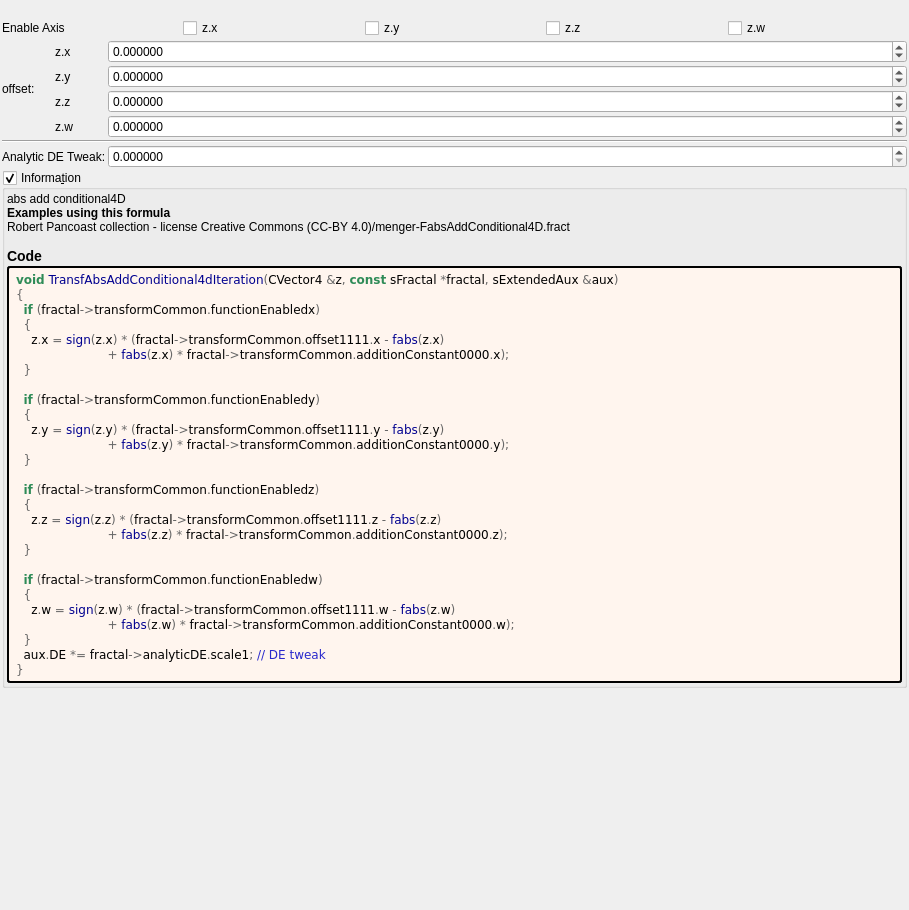
Before: the Qt Designer form mandelbulber2/formula/ui/transf_box_wrap4d.ui in buddhi1980/mandelbulber2, drawn with Qt 5.
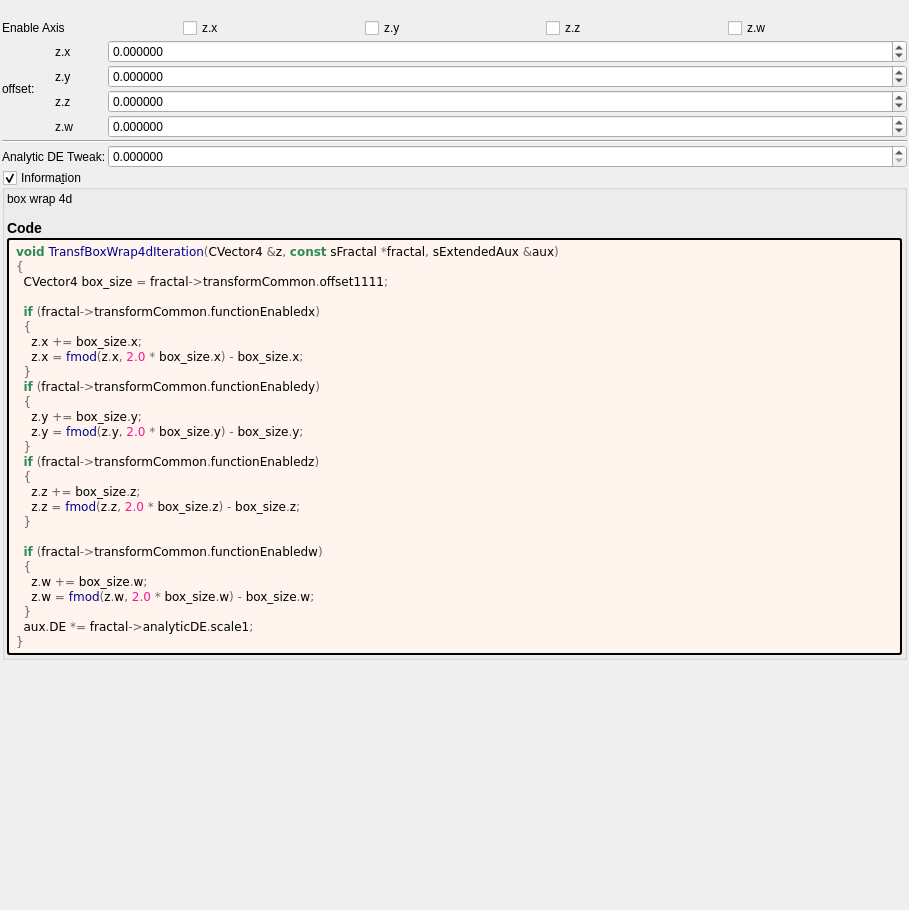
After: the same form once the commit is applied. Custom widgets are drawn as their Qt base class.

Diff of the .ui file:
```diff
--- a/mandelbulber2/formula/ui/transf_box_wrap4d.ui
+++ b/mandelbulber2/formula/ui/transf_box_wrap4d.ui
@@ -304,9 +304,9 @@
       <item>
        <widget class="QLabel" name="label_information_general">
         <property name="text">
-         <string notr="true">&lt;p&gt;abs add conditional4D&lt;/p&gt;&lt;table&gt;
+         <string notr="true">&lt;p&gt;box wrap 4d&lt;/p&gt;&lt;table&gt;
 &lt;/table&gt;
-&lt;br&gt;&lt;b&gt;Examples using this formula&lt;/b&gt;&lt;br&gt;Robert Pancoast collection - license Creative Commons (CC-BY 4.0)/menger-FabsAddConditional4D.fract&lt;h3&gt;Code&lt;/h3&gt;</string>
+&lt;h3&gt;Code&lt;/h3&gt;</string>
         </property>
         <property name="wordWrap">
          <bool>true</bool>
@@ -326,32 +326,32 @@
         </property>
         <property name="text">
          <string notr="true">&lt;body style=&quot;background-color:#fff5ee&quot;&gt;
-&lt;pre style=&quot;color:#000000; background-color:#fff5ee;  font-family:'Courier New',monospace;&quot;&gt;&lt;span style=&quot;color:#2e8b57; font-weight:bold&quot;&gt;void&lt;/span&gt; &lt;span style=&quot;color:#00008f&quot;&gt;TransfAbsAddConditional4dIteration&lt;/span&gt;&lt;span style=&quot;color:#676767&quot;&gt;(&lt;/span&gt;CVector4 &lt;span style=&quot;color:#676767&quot;&gt;&amp;amp;&lt;/span&gt;z&lt;span style=&quot;color:#676767&quot;&gt;,&lt;/span&gt; &lt;span style=&quot;color:#2e8b57; font-weight:bold&quot;&gt;const&lt;/span&gt; sFractal &lt;span style=&quot;color:#676767&quot;&gt;*&lt;/span&gt;fractal&lt;span style=&quot;color:#676767&quot;&gt;,&lt;/span&gt; sExtendedAux &lt;span style=&quot;color:#676767&quot;&gt;&amp;amp;&lt;/span&gt;aux&lt;span style=&quot;color:#676767&quot;&gt;)&lt;/span&gt;
+&lt;pre style=&quot;color:#000000; background-color:#fff5ee;  font-family:'Courier New',monospace;&quot;&gt;&lt;span style=&quot;color:#2e8b57; font-weight:bold&quot;&gt;void&lt;/span&gt; &lt;span style=&quot;color:#00008f&quot;&gt;TransfBoxWrap4dIteration&lt;/span&gt;&lt;span style=&quot;color:#676767&quot;&gt;(&lt;/span&gt;CVector4 &lt;span style=&quot;color:#676767&quot;&gt;&amp;amp;&lt;/span&gt;z&lt;span style=&quot;color:#676767&quot;&gt;,&lt;/span&gt; &lt;span style=&quot;color:#2e8b57; font-weight:bold&quot;&gt;const&lt;/span&gt; sFractal &lt;span style=&quot;color:#676767&quot;&gt;*&lt;/span&gt;fractal&lt;span style=&quot;color:#676767&quot;&gt;,&lt;/span&gt; sExtendedAux &lt;span style=&quot;color:#676767&quot;&gt;&amp;amp;&lt;/span&gt;aux&lt;span style=&quot;color:#676767&quot;&gt;)&lt;/span&gt;
 &lt;span style=&quot;color:#676767&quot;&gt;{&lt;/span&gt;
+  CVector4 box_size &lt;span style=&quot;color:#676767&quot;&gt;=&lt;/span&gt; fractal&lt;span style=&quot;color:#676767&quot;&gt;-&amp;gt;&lt;/span&gt;transformCommon&lt;span style=&quot;color:#676767&quot;&gt;.&lt;/span&gt;offset1111&lt;span style=&quot;color:#676767&quot;&gt;;&lt;/span&gt;
+
   &lt;span style=&quot;color:#2e8b57; font-weight:bold&quot;&gt;if&lt;/span&gt; &lt;span style=&quot;color:#676767&quot;&gt;(&lt;/span&gt;fractal&lt;span style=&quot;color:#676767&quot;&gt;-&amp;gt;&lt;/span&gt;transformCommon&lt;span style=&quot;color:#676767&quot;&gt;.&lt;/span&gt;functionEnabledx&lt;span style=&quot;color:#676767&quot;&gt;)&lt;/span&gt;
   &lt;span style=&quot;color:#676767&quot;&gt;{&lt;/span&gt;
-    z&lt;span style=&quot;color:#676767&quot;&gt;.&lt;/span&gt;x &lt;span style=&quot;color:#676767&quot;&gt;=&lt;/span&gt; &lt;span style=&quot;color:#00008f&quot;&gt;sign&lt;/span&gt;&lt;span style=&quot;color:#676767&quot;&gt;(&lt;/span&gt;z&lt;span style=&quot;color:#676767&quot;&gt;.&lt;/span&gt;x&lt;span style=&quot;color:#676767&quot;&gt;) * (&lt;/span&gt;fractal&lt;span style=&quot;color:#676767&quot;&gt;-&amp;gt;&lt;/span&gt;transformCommon&lt;span style=&quot;color:#676767&quot;&gt;.&lt;/span&gt;offset1111&lt;span style=&quot;color:#676767&quot;&gt;.&lt;/span&gt;x &lt;span style=&quot;color:#676767&quot;&gt;-&lt;/span&gt; &lt;span style=&quot;color:#00008f&quot;&gt;fabs&lt;/span&gt;&lt;span style=&quot;color:#676767&quot;&gt;(&lt;/span&gt;z&lt;span style=&quot;color:#676767&quot;&gt;.&lt;/span&gt;x&lt;span style=&quot;color:#676767&quot;&gt;)&lt;/span&gt;
-                        &lt;span style=&quot;color:#676767&quot;&gt;+&lt;/span&gt; &lt;span style=&quot;color:#00008f&quot;&gt;fabs&lt;/span&gt;&lt;span style=&quot;color:#676767&quot;&gt;(&lt;/span&gt;z&lt;span style=&quot;color:#676767&quot;&gt;.&lt;/span&gt;x&lt;span style=&quot;color:#676767&quot;&gt;) *&lt;/span&gt; fractal&lt;span style=&quot;color:#676767&quot;&gt;-&amp;gt;&lt;/span&gt;transformCommon&lt;span style=&quot;color:#676767&quot;&gt;.&lt;/span&gt;additionConstant0000&lt;span style=&quot;color:#676767&quot;&gt;.&lt;/span&gt;x&lt;span style=&quot;color:#676767&quot;&gt;);&lt;/span&gt;
+    z&lt;span style=&quot;color:#676767&quot;&gt;.&lt;/span&gt;x &lt;span style=&quot;color:#676767&quot;&gt;+=&lt;/span&gt; box_size&lt;span style=&quot;color:#676767&quot;&gt;.&lt;/span&gt;x&lt;span style=&quot;color:#676767&quot;&gt;;&lt;/span&gt;
+    z&lt;span style=&quot;color:#676767&quot;&gt;.&lt;/span&gt;x &lt;span style=&quot;color:#676767&quot;&gt;=&lt;/span&gt; &lt;span style=&quot;color:#00008f&quot;&gt;fmod&lt;/span&gt;&lt;span style=&quot;color:#676767&quot;&gt;(&lt;/span&gt;z&lt;span style=&quot;color:#676767&quot;&gt;.&lt;/span&gt;x&lt;span style=&quot;color:#676767&quot;&gt;,&lt;/span&gt; &lt;span style=&quot;color:#ff1493&quot;&gt;2.0&lt;/span&gt; &lt;span style=&quot;color:#676767&quot;&gt;*&lt;/span&gt; box_size&lt;span style=&quot;color:#676767&quot;&gt;.&lt;/span&gt;x&lt;span style=&quot;color:#676767&quot;&gt;) -&lt;/span&gt; box_size&lt;span style=&quot;color:#676767&quot;&gt;.&lt;/span&gt;x&lt;span style=&quot;color:#676767&quot;&gt;;&lt;/span&gt;
   &lt;span style=&quot;color:#676767&quot;&gt;}&lt;/span&gt;
-
   &lt;span style=&quot;color:#2e8b57; font-weight:bold&quot;&gt;if&lt;/span&gt; &lt;span style=&quot;color:#676767&quot;&gt;(&lt;/span&gt;fractal&lt;span style=&quot;color:#676767&quot;&gt;-&amp;gt;&lt;/span&gt;transformCommon&lt;span style=&quot;color:#676767&quot;&gt;.&lt;/span&gt;functionEnabledy&lt;span style=&quot;color:#676767&quot;&gt;)&lt;/span&gt;
   &lt;span style=&quot;color:#676767&quot;&gt;{&lt;/span&gt;
-    z&lt;span style=&quot;color:#676767&quot;&gt;.&lt;/span&gt;y &lt;span style=&quot;color:#676767&quot;&gt;=&lt;/span&gt; &lt;span style=&quot;color:#00008f&quot;&gt;sign&lt;/span&gt;&lt;span style=&quot;color:#676767&quot;&gt;(&lt;/span&gt;z&lt;span style=&quot;color:#676767&quot;&gt;.&lt;/span&gt;y&lt;span style=&quot;color:#676767&quot;&gt;) * (&lt;/span&gt;fractal&lt;span style=&quot;color:#676767&quot;&gt;-&amp;gt;&lt;/span&gt;transformCommon&lt;span style=&quot;color:#676767&quot;&gt;.&lt;/span&gt;offset1111&lt;span style=&quot;color:#676767&quot;&gt;.&lt;/span&gt;y &lt;span style=&quot;color:#676767&quot;&gt;-&lt;/span&gt; &lt;span style=&quot;color:#00008f&quot;&gt;fabs&lt;/span&gt;&lt;span style=&quot;color:#676767&quot;&gt;(&lt;/span&gt;z&lt;span style=&quot;color:#676767&quot;&gt;.&lt;/span&gt;y&lt;span style=&quot;color:#676767&quot;&gt;)&lt;/span&gt;
-                        &lt;span style=&quot;color:#676767&quot;&gt;+&lt;/span&gt; &lt;span style=&quot;color:#00008f&quot;&gt;fabs&lt;/span&gt;&lt;span style=&quot;color:#676767&quot;&gt;(&lt;/span&gt;z&lt;span style=&quot;color:#676767&quot;&gt;.&lt;/span&gt;y&lt;span style=&quot;color:#676767&quot;&gt;) *&lt;/span&gt; fractal&lt;span style=&quot;color:#676767&quot;&gt;-&amp;gt;&lt;/span&gt;transformCommon&lt;span style=&quot;color:#676767&quot;&gt;.&lt;/span&gt;additionConstant0000&lt;span style=&quot;color:#676767&quot;&gt;.&lt;/span&gt;y&lt;span style=&quot;color:#676767&quot;&gt;);&lt;/span&gt;
+    z&lt;span style=&quot;color:#676767&quot;&gt;.&lt;/span&gt;y &lt;span style=&quot;color:#676767&quot;&gt;+=&lt;/span&gt; box_size&lt;span style=&quot;color:#676767&quot;&gt;.&lt;/span&gt;y&lt;span style=&quot;color:#676767&quot;&gt;;&lt;/span&gt;
+    z&lt;span style=&quot;color:#676767&quot;&gt;.&lt;/span&gt;y &lt;span style=&quot;color:#676767&quot;&gt;=&lt;/span&gt; &lt;span style=&quot;color:#00008f&quot;&gt;fmod&lt;/span&gt;&lt;span style=&quot;color:#676767&quot;&gt;(&lt;/span&gt;z&lt;span style=&quot;color:#676767&quot;&gt;.&lt;/span&gt;y&lt;span style=&quot;color:#676767&quot;&gt;,&lt;/span&gt; &lt;span style=&quot;color:#ff1493&quot;&gt;2.0&lt;/span&gt; &lt;span style=&quot;color:#676767&quot;&gt;*&lt;/span&gt; box_size&lt;span style=&quot;color:#676767&quot;&gt;.&lt;/span&gt;y&lt;span style=&quot;color:#676767&quot;&gt;) -&lt;/span&gt; box_size&lt;span style=&quot;color:#676767&quot;&gt;.&lt;/span&gt;y&lt;span style=&quot;color:#676767&quot;&gt;;&lt;/span&gt;
   &lt;span style=&quot;color:#676767&quot;&gt;}&lt;/span&gt;
-
   &lt;span style=&quot;color:#2e8b57; font-weight:bold&quot;&gt;if&lt;/span&gt; &lt;span style=&quot;color:#676767&quot;&gt;(&lt;/span&gt;fractal&lt;span style=&quot;color:#676767&quot;&gt;-&amp;gt;&lt;/span&gt;transformCommon&lt;span style=&quot;color:#676767&quot;&gt;.&lt;/span&gt;functionEnabledz&lt;span style=&quot;color:#676767&quot;&gt;)&lt;/span&gt;
   &lt;span style=&quot;color:#676767&quot;&gt;{&lt;/span&gt;
-    z&lt;span style=&quot;color:#676767&quot;&gt;.&lt;/span&gt;z &lt;span style=&quot;color:#676767&quot;&gt;=&lt;/span&gt; &lt;span style=&quot;color:#00008f&quot;&gt;sign&lt;/span&gt;&lt;span style=&quot;color:#676767&quot;&gt;(&lt;/span&gt;z&lt;span style=&quot;color:#676767&quot;&gt;.&lt;/span&gt;z&lt;span style=&quot;color:#676767&quot;&gt;) * (&lt;/span&gt;fractal&lt;span style=&quot;color:#676767&quot;&gt;-&amp;gt;&lt;/span&gt;transformCommon&lt;span style=&quot;color:#676767&quot;&gt;.&lt;/span&gt;offset1111&lt;span style=&quot;color:#676767&quot;&gt;.&lt;/span&gt;z &lt;span style=&quot;color:#676767&quot;&gt;-&lt;/span&gt; &lt;span style=&quot;color:#00008f&quot;&gt;fabs&lt;/span&gt;&lt;span style=&quot;color:#676767&quot;&gt;(&lt;/span&gt;z&lt;span style=&quot;color:#676767&quot;&gt;.&lt;/span&gt;z&lt;span style=&quot;color:#676767&quot;&gt;)&lt;/span&gt;
-                        &lt;span style=&quot;color:#676767&quot;&gt;+&lt;/span&gt; &lt;span style=&quot;color:#00008f&quot;&gt;fabs&lt;/span&gt;&lt;span style=&quot;color:#676767&quot;&gt;(&lt;/span&gt;z&lt;span style=&quot;color:#676767&quot;&gt;.&lt;/span&gt;z&lt;span style=&quot;color:#676767&quot;&gt;) *&lt;/span&gt; fractal&lt;span style=&quot;color:#676767&quot;&gt;-&amp;gt;&lt;/span&gt;transformCommon&lt;span style=&quot;color:#676767&quot;&gt;.&lt;/span&gt;additionConstant0000&lt;span style=&quot;color:#676767&quot;&gt;.&lt;/span&gt;z&lt;span style=&quot;color:#676767&quot;&gt;);&lt;/span&gt;
+    z&lt;span style=&quot;color:#676767&quot;&gt;.&lt;/span&gt;z &lt;span style=&quot;color:#676767&quot;&gt;+=&lt;/span&gt; box_size&lt;span style=&quot;color:#676767&quot;&gt;.&lt;/span&gt;z&lt;span style=&quot;color:#676767&quot;&gt;;&lt;/span&gt;
+    z&lt;span style=&quot;color:#676767&quot;&gt;.&lt;/span&gt;z &lt;span style=&quot;color:#676767&quot;&gt;=&lt;/span&gt; &lt;span style=&quot;color:#00008f&quot;&gt;fmod&lt;/span&gt;&lt;span style=&quot;color:#676767&quot;&gt;(&lt;/span&gt;z&lt;span style=&quot;color:#676767&quot;&gt;.&lt;/span&gt;z&lt;span style=&quot;color:#676767&quot;&gt;,&lt;/span&gt; &lt;span style=&quot;color:#ff1493&quot;&gt;2.0&lt;/span&gt; &lt;span style=&quot;color:#676767&quot;&gt;*&lt;/span&gt; box_size&lt;span style=&quot;color:#676767&quot;&gt;.&lt;/span&gt;z&lt;span style=&quot;color:#676767&quot;&gt;) -&lt;/span&gt; box_size&lt;span style=&quot;color:#676767&quot;&gt;.&lt;/span&gt;z&lt;span style=&quot;color:#676767&quot;&gt;;&lt;/span&gt;
   &lt;span style=&quot;color:#676767&quot;&gt;}&lt;/span&gt;
 
   &lt;span style=&quot;color:#2e8b57; font-weight:bold&quot;&gt;if&lt;/span&gt; &lt;span style=&quot;color:#676767&quot;&gt;(&lt;/span&gt;fractal&lt;span style=&quot;color:#676767&quot;&gt;-&amp;gt;&lt;/span&gt;transformCommon&lt;span style=&quot;color:#676767&quot;&gt;.&lt;/span&gt;functionEnabledw&lt;span style=&quot;color:#676767&quot;&gt;)&lt;/span&gt;
   &lt;span style=&quot;color:#676767&quot;&gt;{&lt;/span&gt;
-    z&lt;span style=&quot;color:#676767&quot;&gt;.&lt;/span&gt;w &lt;span style=&quot;color:#676767&quot;&gt;=&lt;/span&gt; &lt;span style=&quot;color:#00008f&quot;&gt;sign&lt;/span&gt;&lt;span style=&quot;color:#676767&quot;&gt;(&lt;/span&gt;z&lt;span style=&quot;color:#676767&quot;&gt;.&lt;/span&gt;w&lt;span style=&quot;color:#676767&quot;&gt;) * (&lt;/span&gt;fractal&lt;span style=&quot;color:#676767&quot;&gt;-&amp;gt;&lt;/span&gt;transformCommon&lt;span style=&quot;color:#676767&quot;&gt;.&lt;/span&gt;offset1111&lt;span style=&quot;color:#676767&quot;&gt;.&lt;/span&gt;w &lt;span style=&quot;color:#676767&quot;&gt;-&lt;/span&gt; &lt;span style=&quot;color:#00008f&quot;&gt;fabs&lt;/span&gt;&lt;span style=&quot;color:#676767&quot;&gt;(&lt;/span&gt;z&lt;span style=&quot;color:#676767&quot;&gt;.&lt;/span&gt;w&lt;span style=&quot;color:#676767&quot;&gt;)&lt;/span&gt;
-                        &lt;span style=&quot;color:#676767&quot;&gt;+&lt;/span&gt; &lt;span style=&quot;color:#00008f&quot;&gt;fabs&lt;/span&gt;&lt;span style=&quot;color:#676767&quot;&gt;(&lt;/span&gt;z&lt;span style=&quot;color:#676767&quot;&gt;.&lt;/span&gt;w&lt;span style=&quot;color:#676767&quot;&gt;) *&lt;/span&gt; fractal&lt;span style=&quot;color:#676767&quot;&gt;-&amp;gt;&lt;/span&gt;transformCommon&lt;span style=&quot;color:#676767&quot;&gt;.&lt;/span&gt;additionConstant0000&lt;span style=&quot;color:#676767&quot;&gt;.&lt;/span&gt;w&lt;span style=&quot;color:#676767&quot;&gt;);&lt;/span&gt;
+    z&lt;span style=&quot;color:#676767&quot;&gt;.&lt;/span&gt;w &lt;span style=&quot;color:#676767&quot;&gt;+=&lt;/span&gt; box_size&lt;span style=&quot;color:#676767&quot;&gt;.&lt;/span&gt;w&lt;span style=&quot;color:#676767&quot;&gt;;&lt;/span&gt;
+    z&lt;span style=&quot;color:#676767&quot;&gt;.&lt;/span&gt;w &lt;span style=&quot;color:#676767&quot;&gt;=&lt;/span&gt; &lt;span style=&quot;color:#00008f&quot;&gt;fmod&lt;/span&gt;&lt;span style=&quot;color:#676767&quot;&gt;(&lt;/span&gt;z&lt;span style=&quot;color:#676767&quot;&gt;.&lt;/span&gt;w&lt;span style=&quot;color:#676767&quot;&gt;,&lt;/span&gt; &lt;span style=&quot;color:#ff1493&quot;&gt;2.0&lt;/span&gt; &lt;span style=&quot;color:#676767&quot;&gt;*&lt;/span&gt; box_size&lt;span style=&quot;color:#676767&quot;&gt;.&lt;/span&gt;w&lt;span style=&quot;color:#676767&quot;&gt;) -&lt;/span&gt; box_size&lt;span style=&quot;color:#676767&quot;&gt;.&lt;/span&gt;w&lt;span style=&quot;color:#676767&quot;&gt;;&lt;/span&gt;
   &lt;span style=&quot;color:#676767&quot;&gt;}&lt;/span&gt;
-  aux&lt;span style=&quot;color:#676767&quot;&gt;.&lt;/span&gt;DE &lt;span style=&quot;color:#676767&quot;&gt;*=&lt;/span&gt; fractal&lt;span style=&quot;color:#676767&quot;&gt;-&amp;gt;&lt;/span&gt;analyticDE&lt;span style=&quot;color:#676767&quot;&gt;.&lt;/span&gt;scale1&lt;span style=&quot;color:#676767&quot;&gt;;&lt;/span&gt; &lt;span style=&quot;color:#2929cc&quot;&gt;// DE tweak&lt;/span&gt;
+  aux&lt;span style=&quot;color:#676767&quot;&gt;.&lt;/span&gt;DE &lt;span style=&quot;color:#676767&quot;&gt;*=&lt;/span&gt; fractal&lt;span style=&quot;color:#676767&quot;&gt;-&amp;gt;&lt;/span&gt;analyticDE&lt;span style=&quot;color:#676767&quot;&gt;.&lt;/span&gt;scale1&lt;span style=&quot;color:#676767&quot;&gt;;&lt;/span&gt;
 &lt;span style=&quot;color:#676767&quot;&gt;}&lt;/span&gt;
 &lt;/pre&gt;
 &lt;/body&gt;</string>
```
Left out of the diff: 4 changed lines with no effect on the pictures.
